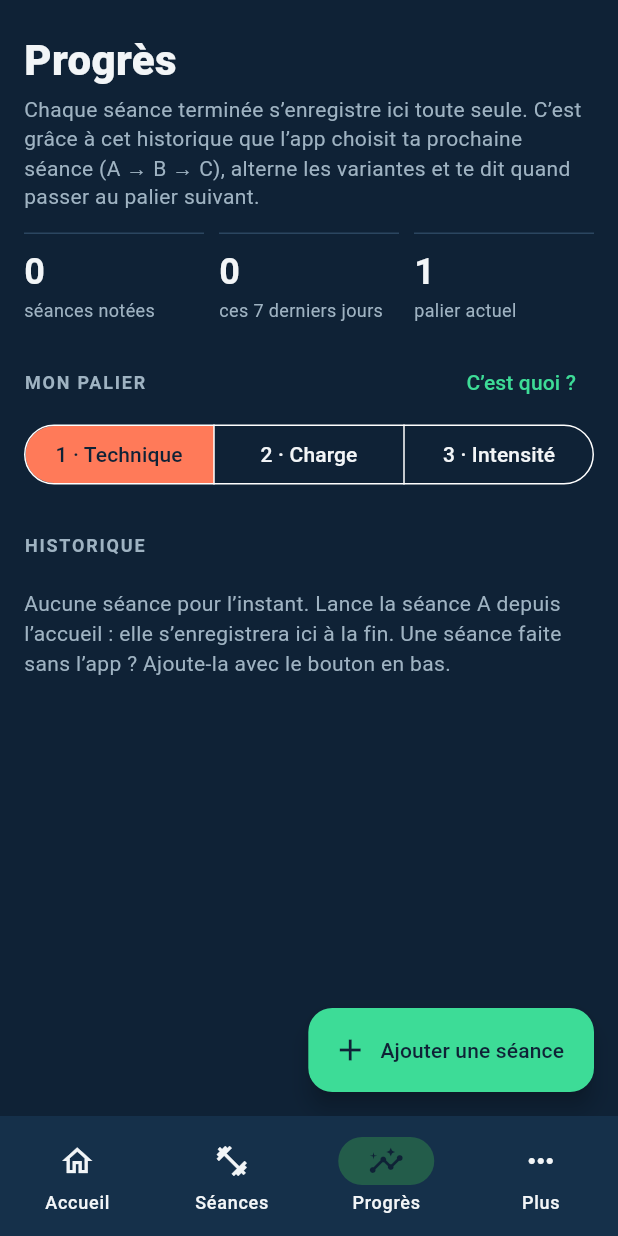
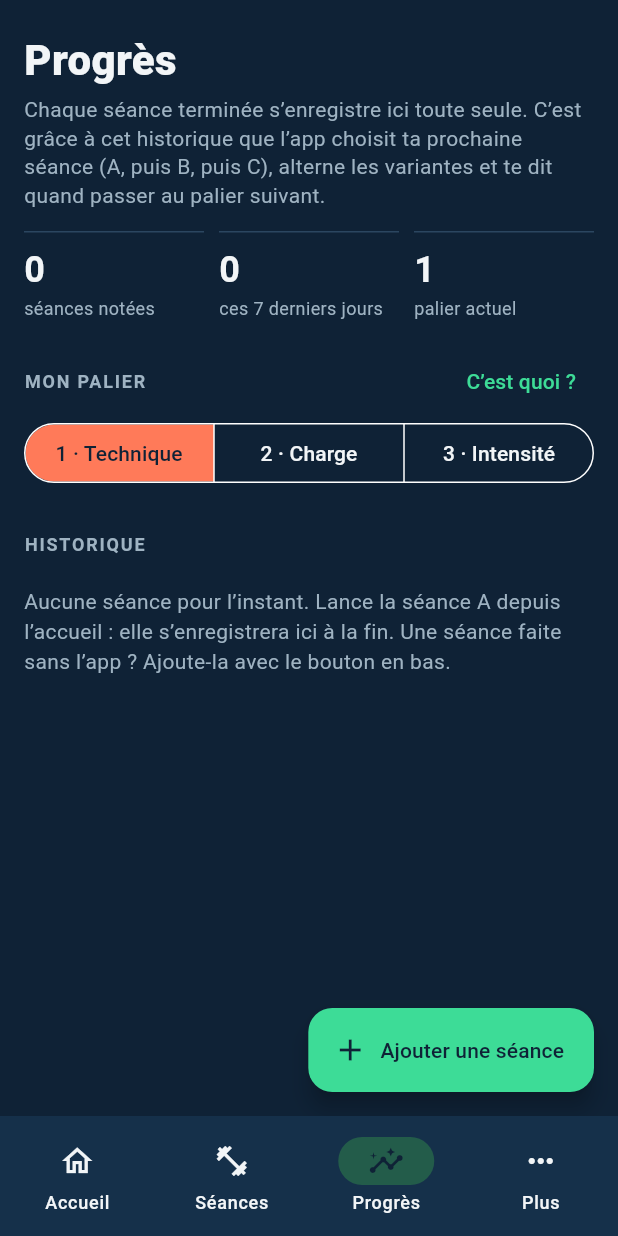
Before and after one commit to dev-Chris06/fit-home, a Flutter app: the screen it shows after launch, item 3 of the bottom bar chosen, on a phone screen of 412 x 824 dp. Run offline on Flutter 3.47's test engine with Material 3 defaults, Android fonts, the phone set to English and light mode, and no system bars; our stand-ins replace package_info_plus, shared_preferences, wakelock_plus; network calls fail.

Commit message:
release: version 1.0.1
Co-Authored-By: Claude Opus 5.5 <noreply@anthropic.com>
Claude-Session: https://claude.ai/code/session_01GRprKZdxbL4yQmFcTFG3MA

```diff
--- a/lib/screens/journal_screen.dart
+++ b/lib/screens/journal_screen.dart
@@ -44,7 +44,7 @@ class JournalScreen extends StatelessWidget {
               const Text('Progrès', style: TextStyle(fontSize: 28, fontWeight: FontWeight.w800)),
               const SizedBox(height: 4),
               const Text('Chaque séance terminée s’enregistre ici toute seule. C’est grâce à cet historique que l’app choisit ta prochaine séance '
-                  '(A → B → C), alterne les variantes et te dit quand passer au palier suivant.',
+                  '(A, puis B, puis C), alterne les variantes et te dit quand passer au palier suivant.',
                   style: TextStyle(color: Palette.muted, height: 1.35)),
               const SizedBox(height: 14),
               Row(children: [
--- a/pubspec.yaml
+++ b/pubspec.yaml
@@ -3,7 +3,7 @@ description: "Fit Home — programme sportif à la maison, 100 % hors ligne."
 publish_to: 'none'
 
 # La version affichée dans l'app. Le workflow de release la remplace par celle du tag (v1.2.3 → 1.2.3).
-version: 1.0.0+1
+version: 1.0.1+2
 
 environment:
   sdk: ">=3.4.0 <4.0.0"
```
Also changed, not shown: 2 other files.
